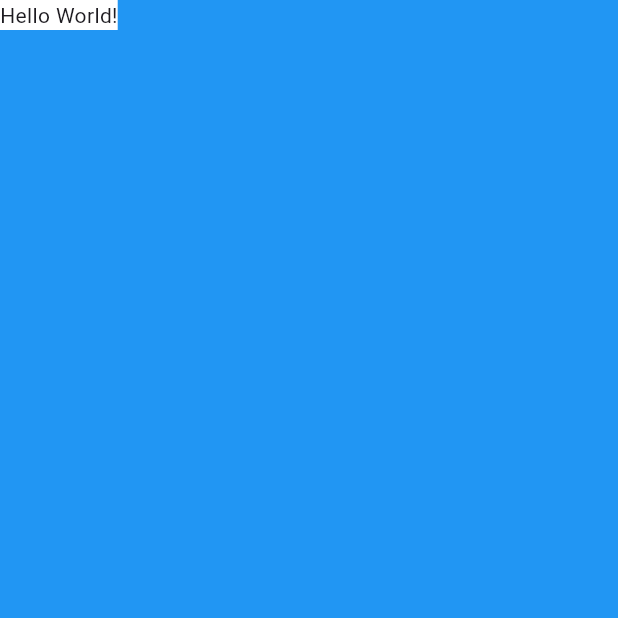
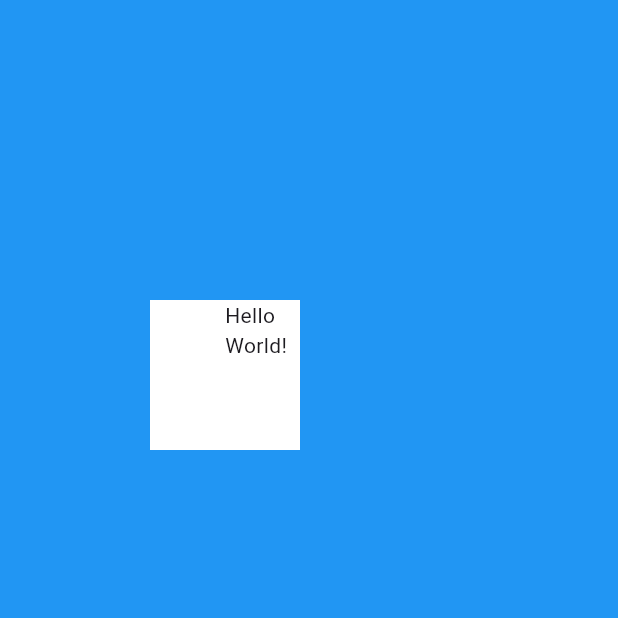
Before and after one commit to lussatisantos/my_card, a Flutter app: the screen it shows after launch, on a phone screen of 412 x 824 dp, the top half of it. Run offline on Flutter 3.47's test engine with Material 3 defaults, Android fonts, the phone set to English and light mode, and no system bars.

Commit message:
height and width

```diff
--- a/lib/main.dart
+++ b/lib/main.dart
@@ -1,5 +1,4 @@
 import 'package:flutter/material.dart';
-
 void main() {
   runApp(MyApp());
 }
@@ -12,6 +11,10 @@ class MyApp extends StatelessWidget {
         backgroundColor: Colors.blue,
         body: SafeArea(
           child: Container(
+            margin: EdgeInsets.fromLTRB(100.0, 200.0, 10.0, 200.0),
+            padding: EdgeInsets.only(left: 50.0),
+            height: 100.0,
+            width: 100.0,
             color: Colors.white,
             child: Text('Hello World!'),
           ),
```
